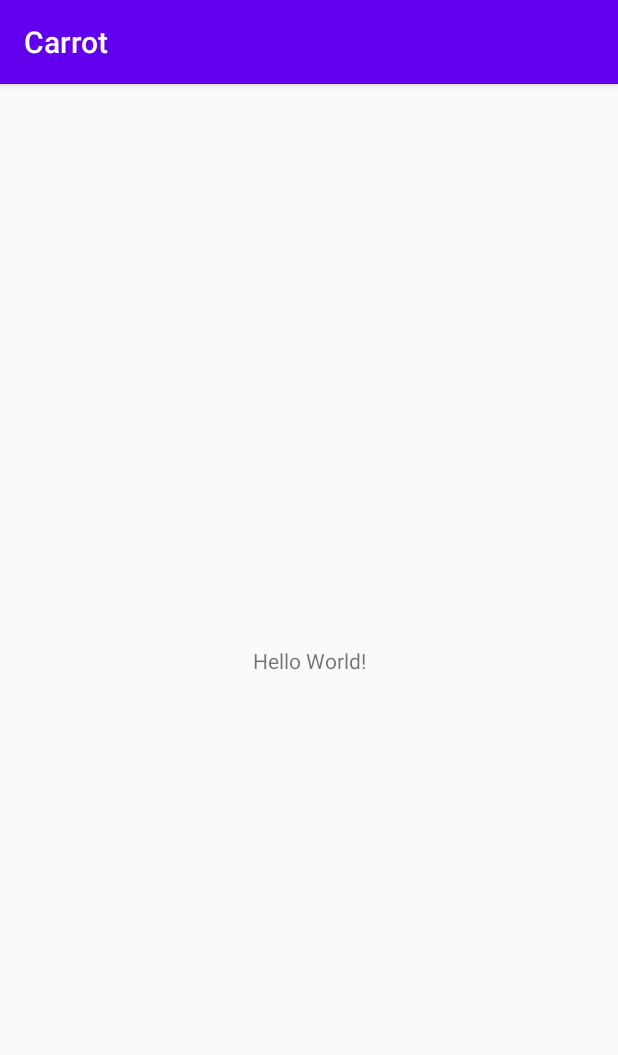
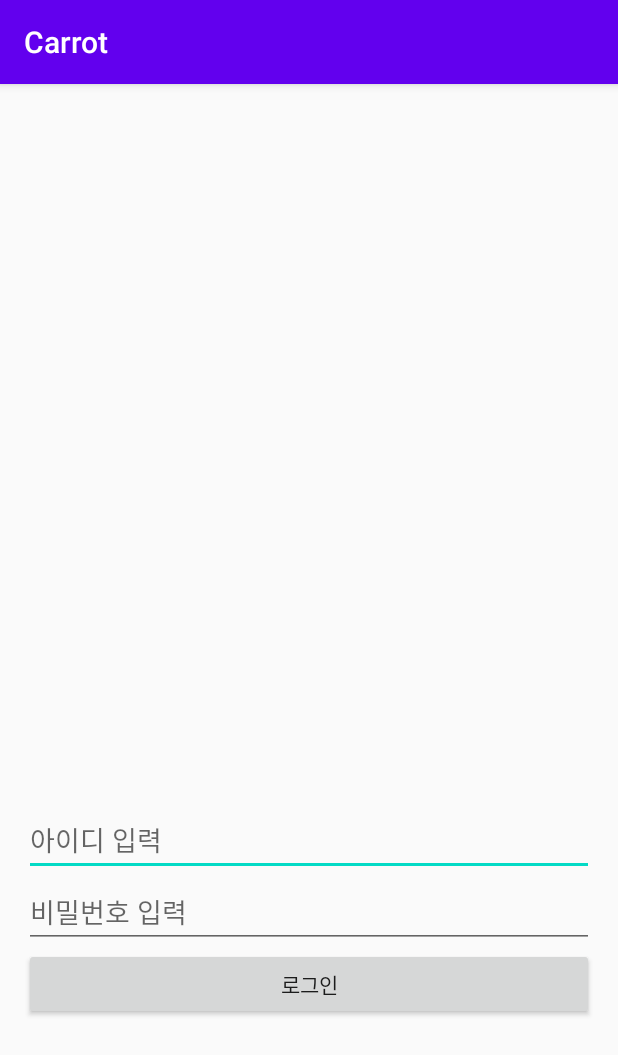
Before and after one commit to linear14/NewCarrotMarket, an Android app: the screen it shows after launch (MainActivity before the commit, LoginActivity after it), on a phone screen of 412 x 824 dp. Shown: the top 1055 px of the screen. Run offline under Robolectric (Android 15) with nearby library versions, the phone set to English and light mode, and no system bars; our stand-ins replace Firebase (no records; nobody signed in at launch, a user with empty details on screens opened directly).

Commit message:
connect with firebase auth (login with email and password)

```diff
--- a/app/app/build.gradle
+++ b/app/app/build.gradle
@@ -1,6 +1,8 @@
 apply plugin: 'com.android.application'
 apply plugin: 'kotlin-android'
 apply plugin: 'kotlin-android-extensions'
+apply plugin: 'kotlin-kapt'
+apply plugin: 'com.google.gms.google-services'
 
 android {
     compileSdkVersion 29
@@ -30,6 +32,9 @@ dependencies {
     implementation 'androidx.core:core-ktx:1.3.1'
     implementation 'androidx.appcompat:appcompat:1.2.0'
     implementation 'androidx.constraintlayout:constraintlayout:2.0.0'
+    implementation 'com.google.firebase:firebase-analytics:17.5.0'
+    implementation 'com.google.firebase:firebase-auth:19.3.2'
+    implementation 'com.google.firebase:firebase-storage:19.2.0'
     testImplementation 'junit:junit:4.12'
     androidTestImplementation 'androidx.test.ext:junit:1.1.1'
     androidTestImplementation 'androidx.test.espresso:espresso-core:3.2.0'
--- a/app/app/src/main/AndroidManifest.xml
+++ b/app/app/src/main/AndroidManifest.xml
@@ -4,18 +4,22 @@
 
     <application
         android:allowBackup="true"
+        android:name=".util.App"
         android:icon="@mipmap/ic_launcher"
         android:label="@string/app_name"
         android:roundIcon="@mipmap/ic_launcher_round"
         android:supportsRtl="true"
         android:theme="@style/AppTheme">
-        <activity android:name=".MainActivity">
+        <activity android:name=".ui.LoginActivity">
             <intent-filter>
                 <action android:name="android.intent.action.MAIN" />
 
                 <category android:name="android.intent.category.LAUNCHER" />
             </intent-filter>
         </activity>
+        <activity android:name=".ui.MainActivity">
+
+        </activity>
     </application>
 
 </manifest>
--- a/app/app/src/main/java/com/dongldh/carrot/MainActivity.kt
+++ b/app/app/src/main/java/com/dongldh/carrot/ui/MainActivity.kt
@@ -1,7 +1,8 @@
-package com.dongldh.carrot
+package com.dongldh.carrot.ui
 
 import androidx.appcompat.app.AppCompatActivity
 import android.os.Bundle
+import com.dongldh.carrot.R
 
 class MainActivity : AppCompatActivity() {
     override fun onCreate(savedInstanceState: Bundle?) {
--- /dev/null
+++ b/app/app/src/main/java/com/dongldh/carrot/util/App.kt
@@ -0,0 +1,20 @@
+package com.dongldh.carrot.util
+
+import android.app.Application
+import android.content.Context
+
+class App: Application() {
+    companion object {
+        lateinit var pref: SharedPreference
+        lateinit var instance: App
+
+        fun applicationContext(): Context = instance.applicationContext
+    }
+
+    override fun onCreate() {
+        super.onCreate()
+        pref = SharedPreference(applicationContext)
+        instance = this
+
+    }
+}
--- /dev/null
+++ b/app/app/src/main/java/com/dongldh/carrot/util/Constant.kt
@@ -0,0 +1,3 @@
+package com.dongldh.carrot.util
+
+const val UID_DETACHED = "UID_DETACHED"
--- /dev/null
+++ b/app/app/src/main/java/com/dongldh/carrot/util/SharedPreference.kt
@@ -0,0 +1,11 @@
+package com.dongldh.carrot.util
+
+import android.content.Context
+
+class SharedPreference(context: Context) {
+    val pref = context.getSharedPreferences("carrot_pref", 0)
+
+    var uid: String?
+        get() = pref.getString("CURRENT_UID", UID_DETACHED)
+        set(value) = pref.edit().putString("CURRENT_UID", value).apply()
+}
--- /dev/null
+++ b/app/app/src/main/res/layout/activity_login.xml
@@ -0,0 +1,32 @@
+<?xml version="1.0" encoding="utf-8"?>
+<androidx.constraintlayout.widget.ConstraintLayout xmlns:android="http://schemas.android.com/apk/res/android"
+    xmlns:app="http://schemas.android.com/apk/res-auto"
+    xmlns:tools="http://schemas.android.com/tools"
+    android:layout_width="match_parent"
+    android:layout_height="match_parent"
+    tools:context=".ui.LoginActivity"
+    android:padding="16dp">
+
+    <EditText
+        android:id="@+id/input_id"
+        android:layout_width="match_parent"
+        android:layout_height="wrap_content"
+        app:layout_constraintBottom_toTopOf="@id/input_password"
+        android:hint="아이디 입력"/>
+
+    <EditText
+        android:id="@+id/input_password"
+        android:layout_width="match_parent"
+        android:layout_height="wrap_content"
+        app:layout_constraintBottom_toTopOf="@id/btn_login"
+        android:hint="비밀번호 입력"/>
+
+    <Button
+        android:id="@+id/btn_login"
+        android:layout_width="match_parent"
+        android:layout_height="wrap_content"
+        android:layout_marginBottom="128dp"
+        app:layout_constraintBottom_toBottomOf="parent"
+        android:text="로그인"/>
+
+</androidx.constraintlayout.widget.ConstraintLayout>
--- a/app/app/src/main/res/layout/activity_main.xml
+++ b/app/app/src/main/res/layout/activity_main.xml
@@ -4,7 +4,7 @@
     xmlns:tools="http://schemas.android.com/tools"
     android:layout_width="match_parent"
     android:layout_height="match_parent"
-    tools:context=".MainActivity">
+    tools:context=".ui.MainActivity">
 
     <TextView
         android:layout_width="wrap_content"
--- a/app/build.gradle
+++ b/app/build.gradle
@@ -6,7 +6,8 @@ buildscript {
         jcenter()
     }
     dependencies {
-        classpath "com.android.tools.build:gradle:4.0.0"
+        classpath 'com.google.gms:google-services:4.3.3'
+        classpath "com.android.tools.build:gradle:4.0.1"
         classpath "org.jetbrains.kotlin:kotlin-gradle-plugin:$kotlin_version"
 
         // NOTE: Do not place your application dependencies here; they belong
```
Also changed, not shown: app/app/src/main/java/com/dongldh/carrot/ui/LoginActivity.kt (added, +62 -0 lines), app/app/src/main/java/com/dongldh/carrot/util/MessageUtil.kt (added, +14 -0 lines), 6 other files.
